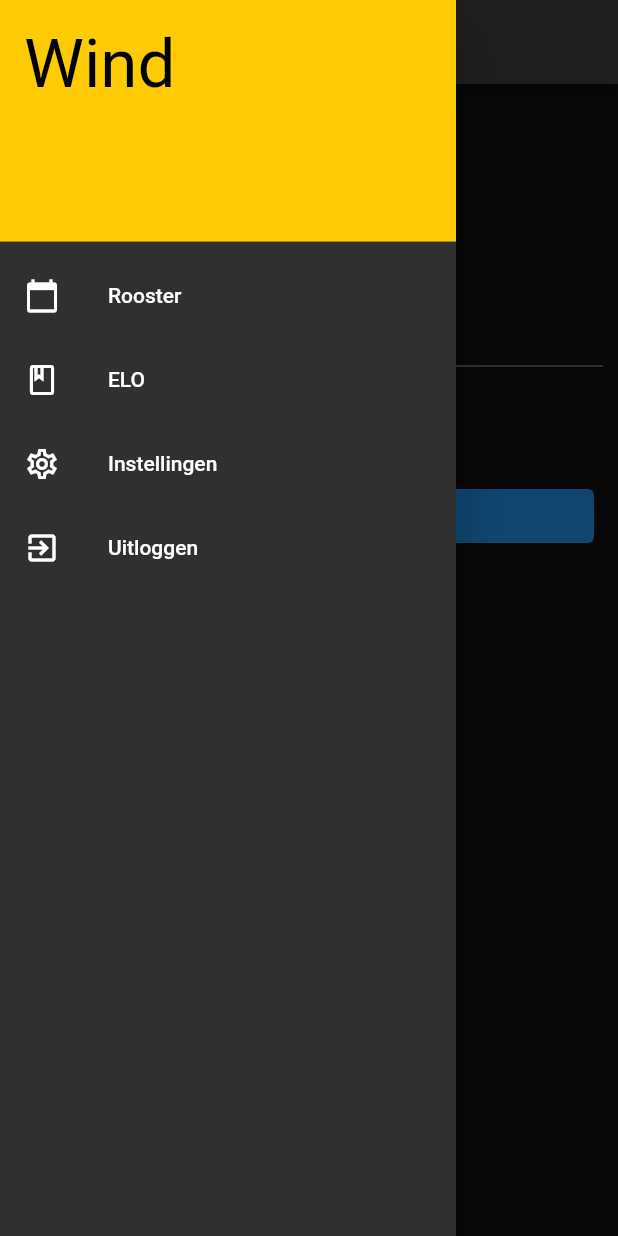
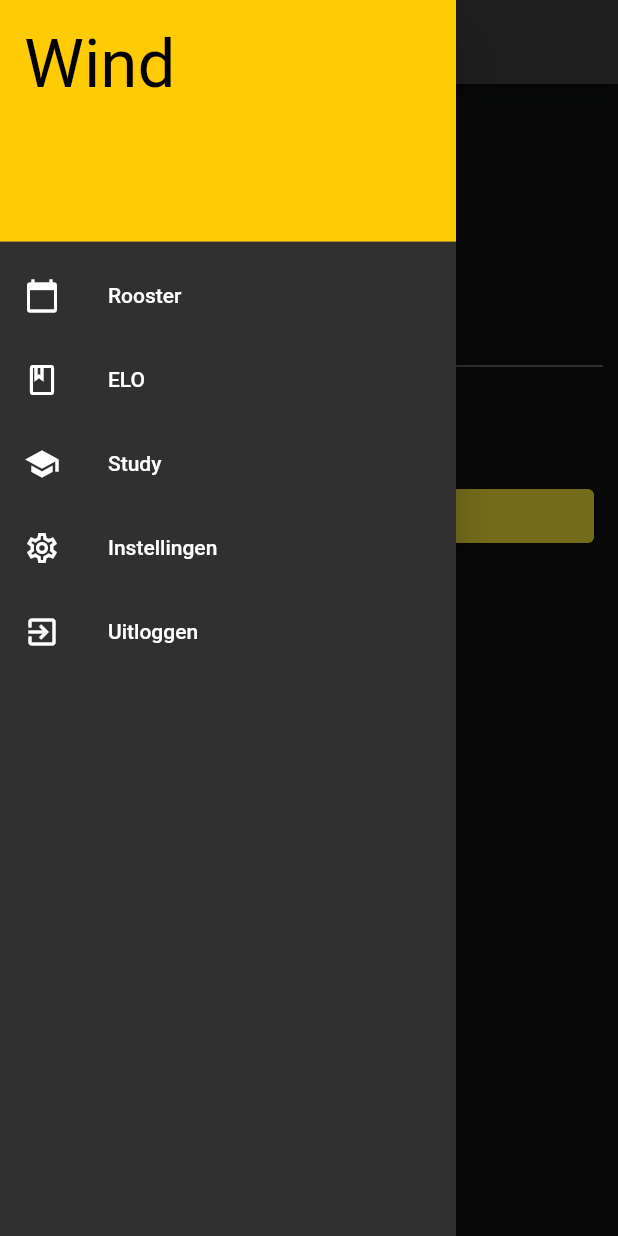
Before and after one commit to broodroosterdev/windesheimapp, a Flutter app: the SettingsPage screen opened by its route, with the side drawer open, on a phone screen of 412 x 824 dp. Run offline on Flutter 3.47's test engine with Material 2 defaults, Android fonts, the phone set to English and light mode, and no system bars; our stand-ins replace cached_network_image, cookie_jar, dartz, dio, dio_cookie_manager, flutter_colorpicker and 5 more; missing offline and left inert: link_preview_generator; accounts and stored records are empty; network calls fail.

Commit message:
Added studyprogress page and models related to grades

```diff
--- a/lib/main.dart
+++ b/lib/main.dart
@@ -23,6 +23,7 @@ Future main() async {
           )
         ),
         brightness: Brightness.dark,
+        colorScheme: ColorScheme.fromSwatch(primarySwatch: Colors.yellow, brightness: Brightness.dark),
         primaryColor: const Color.fromRGBO(255, 203, 5, 1.0),
         fontFamily: 'Roboto',
       ),
--- /dev/null
+++ b/lib/model/study_progress.dart
@@ -0,0 +1,19 @@
+class StudyProgress {
+  String name;
+  EC propedeuse;
+  EC study;
+
+  StudyProgress(this.name, this.propedeuse, this.study);
+
+  StudyProgress.fromJson(Map<String, dynamic> json)
+  : name = json['WH_study']['description'],
+    propedeuse = EC(json['WH_studyProgress']['ectsBehaaldPropedeuse'], json['WH_studyProgress']['ectsTeBehalenPropedeuse']),
+    study = EC(json['WH_studyProgress']['ectsBehaald'], json['WH_studyProgress']['ectsTeBehalen']);
+}
+
+class EC {
+  int achieved;
+  int toAchieve;
+
+  EC(this.achieved, this.toAchieve);
+}
--- a/lib/pages/widgets/app_drawer.dart
+++ b/lib/pages/widgets/app_drawer.dart
@@ -36,6 +36,14 @@ class AppDrawer extends StatelessWidget {
               }
           ),
           ListTile(
+              leading: Icon(Icons.school),
+              title: Text('Study'),
+              onTap: () {
+                navigatorKey.currentState!
+                    .pushNamedAndRemoveUntil("/study", (_) => false);
+              }
+          ),
+          ListTile(
             leading: Icon(Icons.settings_outlined),
             title: Text('Instellingen'),
             onTap: () {
--- a/lib/route_generator.dart
+++ b/lib/route_generator.dart
@@ -8,6 +8,7 @@ import 'package:wind/pages/schedule/lesson_details_page.dart';
 import 'package:wind/pages/schedule/rooster.dart';
 import 'package:wind/pages/settings/add_schedule_page.dart';
 import 'package:wind/pages/settings/settings_page.dart';
+import 'package:wind/pages/study/study_page.dart';
 import 'package:wind/services/auth/auth_manager.dart';
 
 import 'model/les.dart';
@@ -48,6 +49,8 @@ class RouteGenerator {
       case '/studyhandin':
         final arguments = args as Map<String, dynamic>;
         return MaterialPageRoute(builder: (_) => StudyHandinPage(arguments['resourceId'], arguments['name']));
+      case '/study':
+        return MaterialPageRoute(builder: (_) => StudyPage());
       default:
         return _errorRoute();
     }
```
Also changed, not shown: lib/model/course_results.dart (added, +12 -0 lines), lib/pages/study/study_page.dart (added, +59 -0 lines), lib/pages/study/widgets/e_c_counter.dart (added, +38 -0 lines), lib/services/api/study.dart (added, +34 -0 lines).
